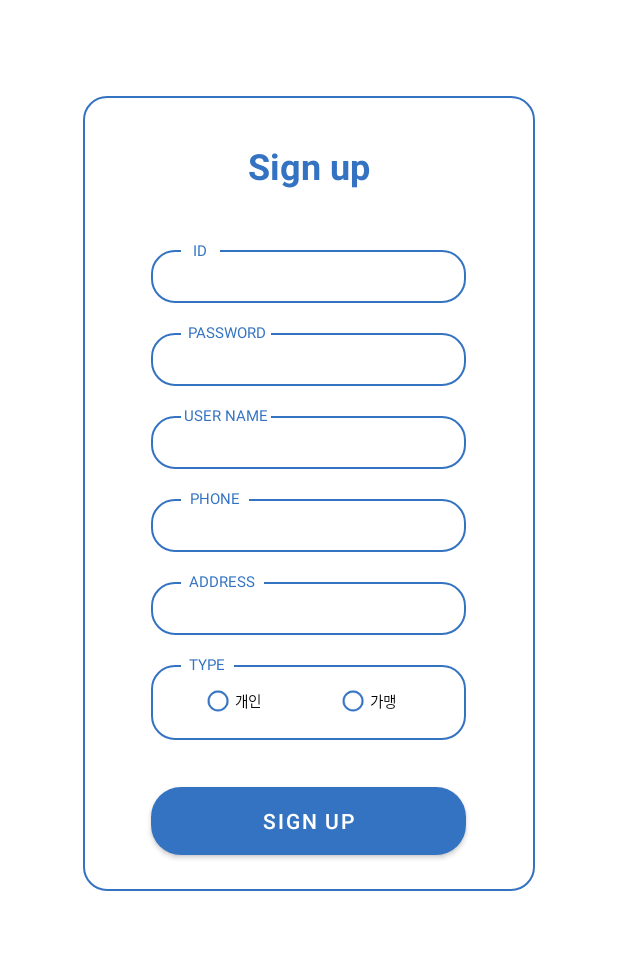
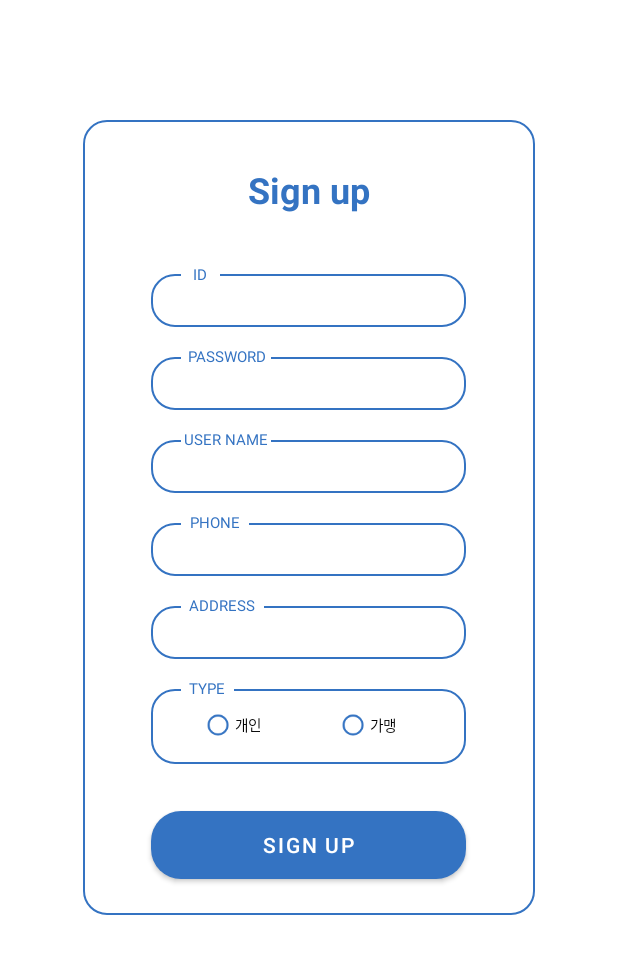
Before and after one commit to jilpoom/echOzone_android, an Android app: the screen it shows after launch (join), on a phone screen of 412 x 824 dp. Shown: the top 954 px of the screen. Run offline under Robolectric (Android 15) with nearby library versions, the light colour scheme and no system bars.

Commit message:
현지 - 로그인/회원가입 페이지

```diff
--- a/app/src/main/res/layout/activity_join.xml
+++ b/app/src/main/res/layout/activity_join.xml
@@ -9,7 +9,7 @@
     <androidx.constraintlayout.widget.ConstraintLayout
         android:layout_width="301dp"
         android:layout_height="530dp"
-        android:layout_marginTop="64dp"
+        android:layout_marginTop="80dp"
         android:background="@drawable/layout_border"
         app:layout_constraintEnd_toEndOf="parent"
         app:layout_constraintStart_toStartOf="parent"
```
